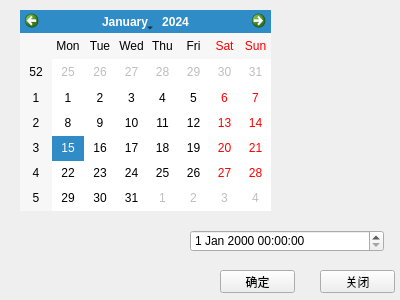
Qt form modifyservertimewidget.ui (LinuxIsExcellent/observer) before a commit.
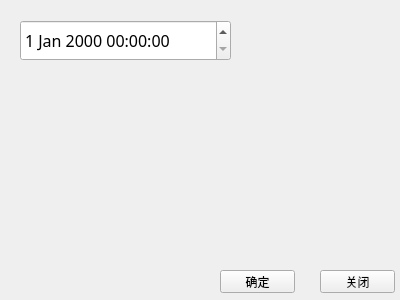
The same form after that commit.

```diff
--- a/modifyservertimewidget.ui
+++ b/modifyservertimewidget.ui
@@ -19,12 +19,18 @@
   <widget class="QDateTimeEdit" name="dateTimeEdit">
    <property name="geometry">
     <rect>
-     <x>190</x>
-     <y>230</y>
-     <width>194</width>
-     <height>22</height>
+     <x>20</x>
+     <y>20</y>
+     <width>211</width>
+     <height>41</height>
     </rect>
    </property>
+   <property name="font">
+    <font>
+     <family>MS Reference Sans Serif</family>
+     <pointsize>12</pointsize>
+    </font>
+   </property>
   </widget>
   <widget class="QPushButton" name="pushButton">
    <property name="geometry">
@@ -52,16 +58,6 @@
     <string>关闭</string>
    </property>
   </widget>
-  <widget class="QCalendarWidget" name="calendarWidget">
-   <property name="geometry">
-    <rect>
-     <x>20</x>
-     <y>10</y>
-     <width>251</width>
-     <height>201</height>
-    </rect>
-   </property>
-  </widget>
  </widget>
  <resources/>
  <connections/>
```
